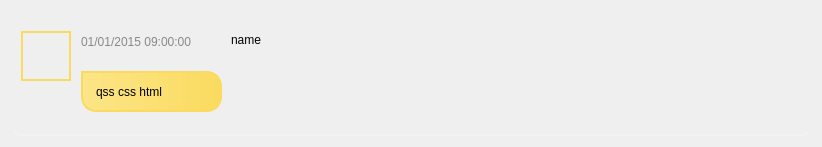
TT2TER/Echoplex, file client/ui/chat_bubble_me.ui: the form before one commit.
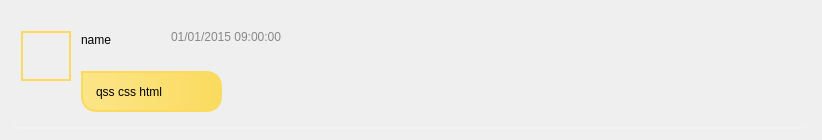
The form after the commit.

Patch:
```diff
--- a/client/ui/chat_bubble_me.ui
+++ b/client/ui/chat_bubble_me.ui
@@ -7,7 +7,7 @@
     <x>0</x>
     <y>0</y>
     <width>818</width>
-    <height>147</height>
+    <height>140</height>
    </rect>
   </property>
   <property name="sizePolicy">
@@ -91,9 +91,9 @@
      <widget class="QLabel" name="cur_time">
       <property name="geometry">
        <rect>
-        <x>70</x>
-        <y>20</y>
-        <width>141</width>
+        <x>160</x>
+        <y>15</y>
+        <width>130</width>
         <height>21</height>
        </rect>
       </property>
@@ -168,7 +168,7 @@
      <widget class="QLabel" name="who">
       <property name="geometry">
        <rect>
-        <x>220</x>
+        <x>70</x>
         <y>20</y>
         <width>67</width>
         <height>17</height>
```
Left out of the diff: 2 changed lines with no effect on the pictures.
